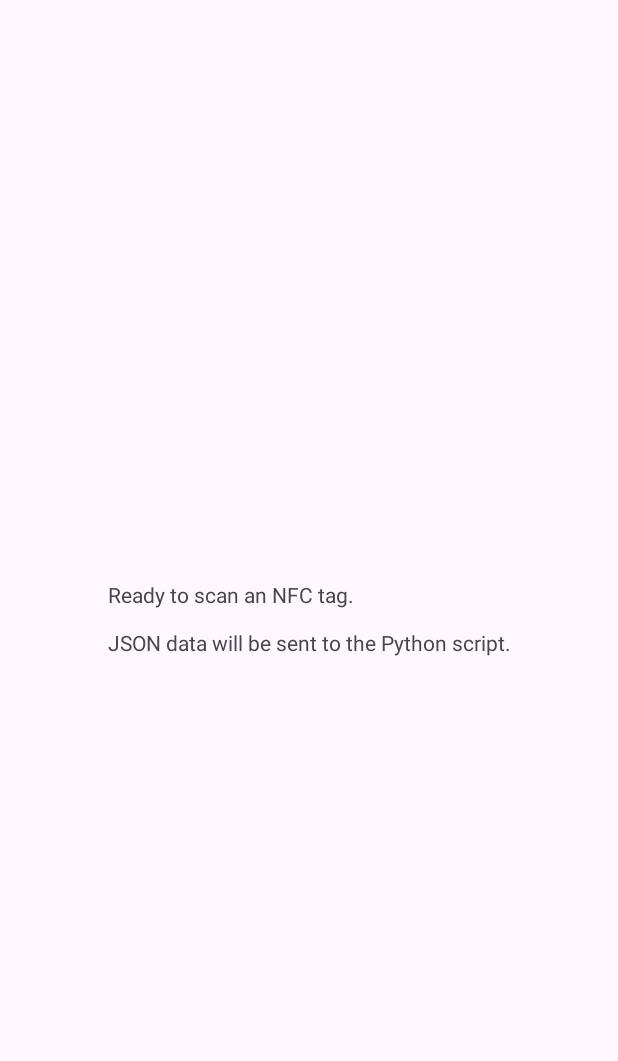
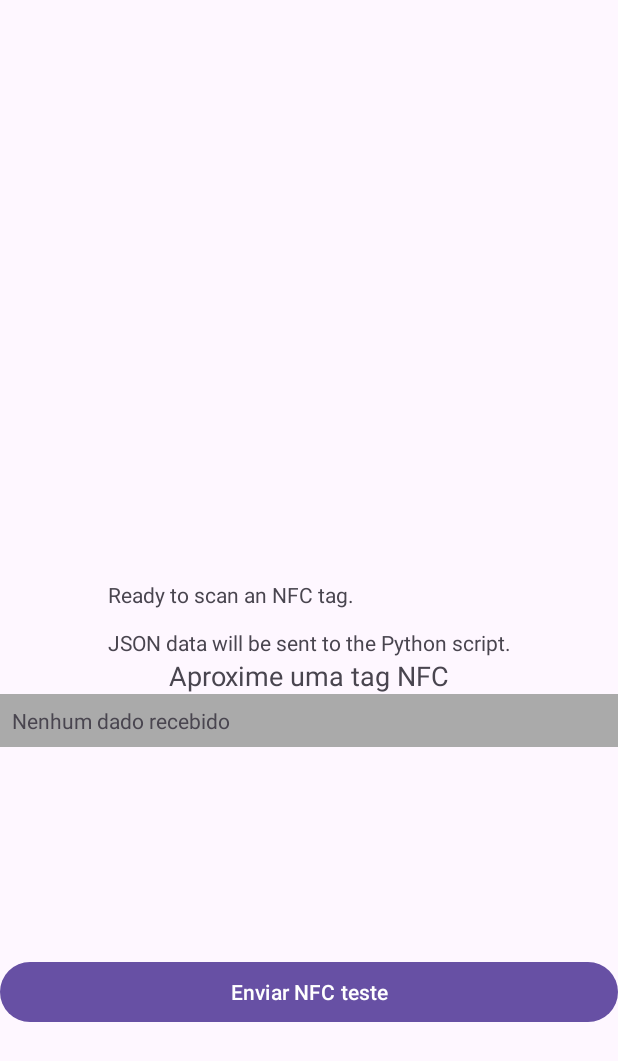
Before and after one commit to renatostanz/gaia-dimensions, an Android app: the screen it shows after launch (MainActivity), on a phone screen of 412 x 824 dp. Shown: the top 1061 px of the screen. Run offline under Robolectric (Android 15) with nearby library versions, the phone set to English and light mode, and no system bars; 1 statement that could not run was skipped.

Commit message:
feat - Add button test send json

```diff
--- a/app/src/main/res/layout/activity_main.xml
+++ b/app/src/main/res/layout/activity_main.xml
@@ -17,4 +17,50 @@
         app:layout_constraintStart_toStartOf="parent"
         app:layout_constraintTop_toTopOf="parent" />
 
+    <TextView
+        android:id="@+id/status_text"
+        android:layout_width="match_parent"
+        android:layout_height="wrap_content"
+        android:layout_marginBottom="16dp"
+        android:gravity="center"
+        android:text="Aproxime uma tag NFC"
+        android:textSize="18sp"
+        app:layout_constraintTop_toBottomOf="@id/infoText" />
+
+    <TextView
+        android:layout_width="match_parent"
+        android:layout_height="wrap_content"
+        android:text="Dados da Tag:"
+        android:textSize="16sp"
+        android:textStyle="bold"
+        app:layout_constraintTop_toBottomOf="@id/status_text" />
+
+    <ScrollView
+        android:id="@+id/scrollview"
+        android:layout_width="match_parent"
+        android:layout_height="0dp"
+        android:layout_marginBottom="16dp"
+        android:layout_weight="1"
+        app:layout_constraintTop_toBottomOf="@id/status_text">
+
+        <TextView
+            android:id="@+id/data_text"
+            android:layout_width="match_parent"
+            android:layout_height="wrap_content"
+            android:background="@android:color/darker_gray"
+            android:padding="8dp"
+            android:text="Nenhum dado recebido" />
+    </ScrollView>
+
+    <Button
+        android:id="@+id/button"
+        android:layout_width="match_parent"
+        android:layout_height="wrap_content"
+        android:text="Enviar NFC teste"
+        app:layout_constraintBottom_toBottomOf="parent"
+        app:layout_constraintTop_toBottomOf="@id/scrollview"
+        tools:layout_editor_absoluteX="149dp"
+        tools:layout_editor_absoluteY="502dp" />
+
+
 </androidx.constraintlayout.widget.ConstraintLayout>
```
